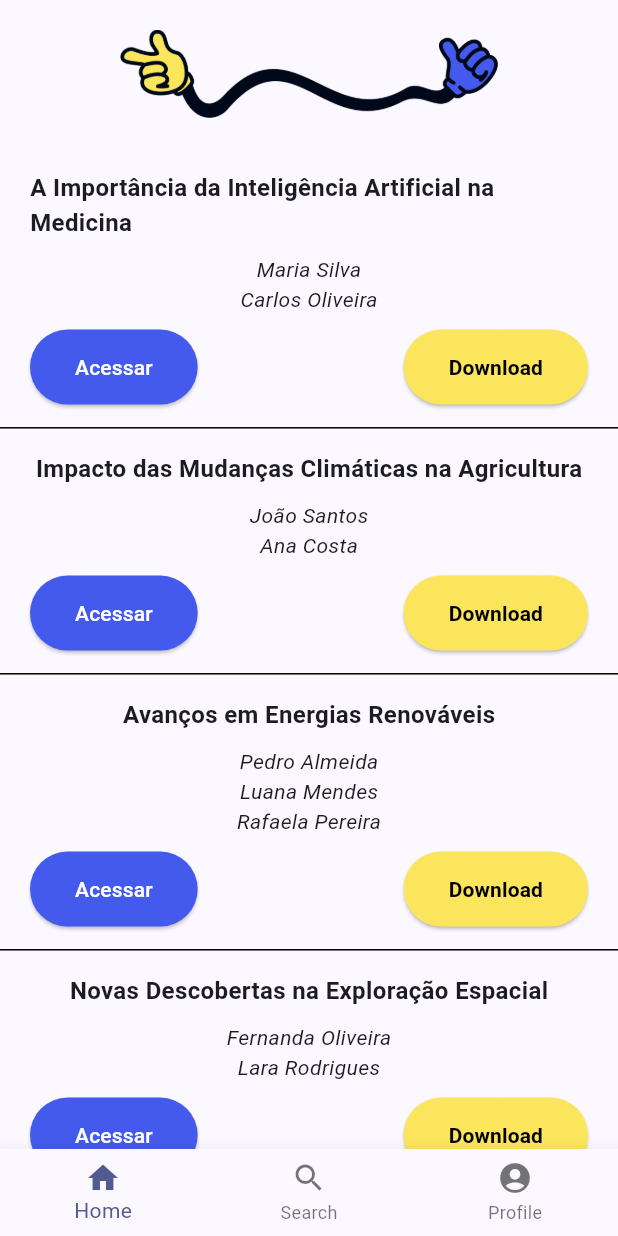
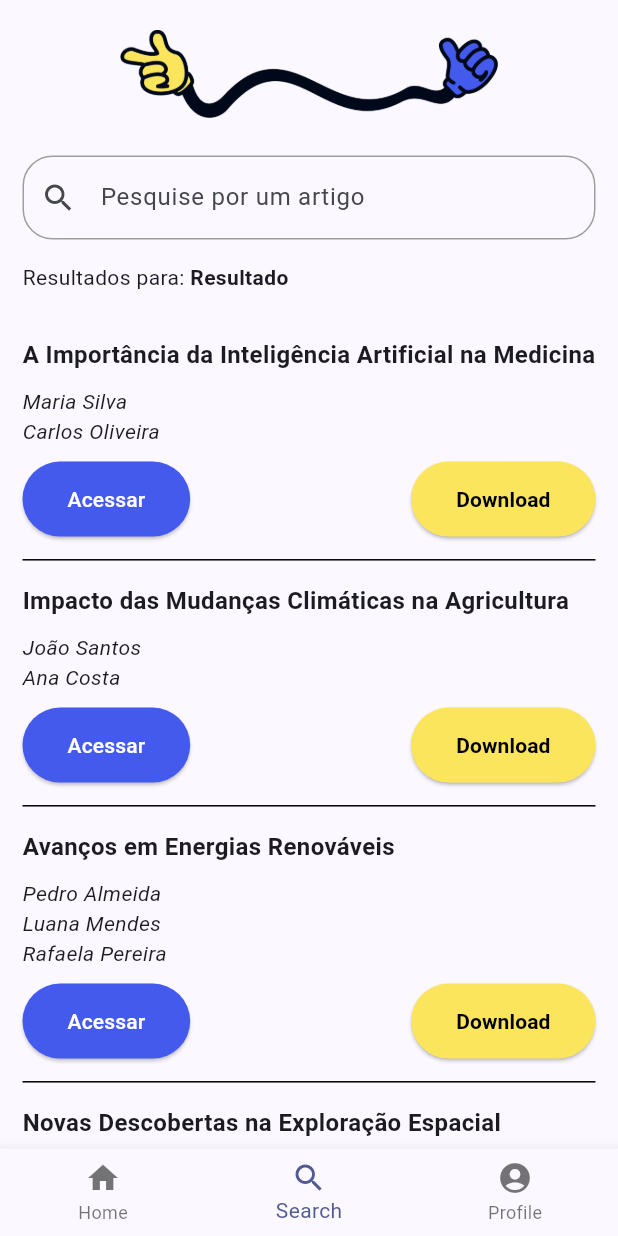
Before and after one commit to rafasandev/Uni_papers, a Flutter app: the MainPage screen opened by its route, on a phone screen of 412 x 824 dp. Run offline on Flutter 3.47's test engine with Material 3 defaults, Android fonts, the phone set to English and light mode, and no system bars.

Commit message:
tela e pesquisa feita

```diff
--- a/lib/models/components/article_widget.dart
+++ b/lib/models/components/article_widget.dart
@@ -21,10 +21,12 @@
           bottom: BorderSide(color: Colors.black),
         ),
       ),
-      padding: const EdgeInsets.fromLTRB(20, 15, 20, 15),
+      padding: const EdgeInsets.fromLTRB(0, 15, 0, 15),
       child: Column(
         children: [
-          Text(
+          Container(
+            width: double.infinity,
+            child: Text(
               widget.article.title,
               textAlign: TextAlign.left,
               style: const TextStyle(
@@ -32,16 +34,20 @@
                 fontSize: 16,
               ),
             ),
+          ),
           Padding(
             padding: const EdgeInsets.fromLTRB(0, 10, 0, 10),
             child: Column(
               children: [
                 for (var i = 0; i < widget.article.authorsName.length; i++)
-                  Text(
+                  Container(
+                    width: double.infinity,
+                    child: Text(
                       widget.article.authorsName[i],
                       textAlign: TextAlign.left,
                       style: const TextStyle(
                         fontStyle: FontStyle.italic,
+                      ),
                     ),
                   )
               ],
--- a/lib/models/entities/article.dart
+++ b/lib/models/entities/article.dart
@@ -9,3 +9,68 @@
     required this.authorsName,
   });
 }
+
+List<Article> fecthArticles() {
+  List<dynamic> data = [
+    {
+      "title": "A Importância da Inteligência Artificial na Medicina",
+      "releaseDate": "2023-05-10",
+      "authorsName": ["Maria Silva", "Carlos Oliveira"]
+    },
+    {
+      "title": "Impacto das Mudanças Climáticas na Agricultura",
+      "releaseDate": "2022-09-21",
+      "authorsName": ["João Santos", "Ana Costa"]
+    },
+    {
+      "title": "Avanços em Energias Renováveis",
+      "releaseDate": "2024-03-15",
+      "authorsName": ["Pedro Almeida", "Luana Mendes", "Rafaela Pereira"]
+    },
+    {
+      "title": "Novas Descobertas na Exploração Espacial",
+      "releaseDate": "2023-07-25",
+      "authorsName": ["Fernanda Oliveira", "Lara Rodrigues"]
+    },
+    {
+      "title": "Evolução das Tecnologias de Comunicação",
+      "releaseDate": "2024-01-18",
+      "authorsName": ["Daniel Silva", "Camila Sousa", "Gabriel Santos"]
+    },
+    {
+      "title": "A Era da Robótica: Desafios e Oportunidades",
+      "releaseDate": "2023-11-30",
+      "authorsName": ["Carolina Lima", "Antônio Alves"]
+    },
+    {
+      "title": "Inovações em Transporte Sustentável",
+      "releaseDate": "2022-10-07",
+      "authorsName": ["Laura Ferreira", "Ricardo Oliveira"]
+    },
+    {
+      "title": "Impacto da Inteligência Artificial na Indústria",
+      "releaseDate": "2023-08-11",
+      "authorsName": ["Luiz Santos", "Isabela Costa"]
+    },
+    {
+      "title": "Desenvolvimento de Medicamentos Personalizados",
+      "releaseDate": "2024-04-22",
+      "authorsName": ["Natália Pereira", "Pedro Almeida"]
+    },
+    {
+      "title": "Influência da Internet das Coisas na Sociedade",
+      "releaseDate": "2022-12-05",
+      "authorsName": ["Gustavo Lima", "Maria Silva"]
+    }
+  ];
+
+  List<Article> articles = data.map((item) {
+    return Article(
+      title: item['title'],
+      releaseDate: item['releaseDate'],
+      authorsName: List<String>.from(item['authorsName']),
+    );
+  }).toList();
+
+  return articles;
+}
--- a/lib/pages/home_page.dart
+++ b/lib/pages/home_page.dart
@@ -23,76 +23,18 @@
               padding: EdgeInsets.fromLTRB(80, 20, 80, 20),
               child: Image.asset("lib/images/onlyHandsLogo.png"),
             ),
-            for (var i = 0; i < articles.length; i++)
-              ArticleWidget(article: articles[i])
+            Padding(
+              padding: const EdgeInsets.fromLTRB(15, 5, 15, 5),
+              child: Column(
+                children: [
+                  for (var i = 0; i < articles.length; i++)
+                    ArticleWidget(article: articles[i])
+                ],
+              ),
+            ),
           ],
         ),
       ),
     );
   }
 }
-
-List<Article> fecthArticles() {
-  List<dynamic> data = [
-    {
-      "title": "A Importância da Inteligência Artificial na Medicina",
-      "releaseDate": "2023-05-10",
-      "authorsName": ["Maria Silva", "Carlos Oliveira"]
-    },
-    {
-      "title": "Impacto das Mudanças Climáticas na Agricultura",
-      "releaseDate": "2022-09-21",
-      "authorsName": ["João Santos", "Ana Costa"]
-    },
-    {
-      "title": "Avanços em Energias Renováveis",
-      "releaseDate": "2024-03-15",
-      "authorsName": ["Pedro Almeida", "Luana Mendes", "Rafaela Pereira"]
-    },
-    {
-      "title": "Novas Descobertas na Exploração Espacial",
-      "releaseDate": "2023-07-25",
-      "authorsName": ["Fernanda Oliveira", "Lara Rodrigues"]
-    },
-    {
-      "title": "Evolução das Tecnologias de Comunicação",
-      "releaseDate": "2024-01-18",
-      "authorsName": ["Daniel Silva", "Camila Sousa", "Gabriel Santos"]
-    },
-    {
-      "title": "A Era da Robótica: Desafios e Oportunidades",
-      "releaseDate": "2023-11-30",
-      "authorsName": ["Carolina Lima", "Antônio Alves"]
-    },
-    {
-      "title": "Inovações em Transporte Sustentável",
-      "releaseDate": "2022-10-07",
-      "authorsName": ["Laura Ferreira", "Ricardo Oliveira"]
-    },
-    {
-      "title": "Impacto da Inteligência Artificial na Indústria",
-      "releaseDate": "2023-08-11",
-      "authorsName": ["Luiz Santos", "Isabela Costa"]
-    },
-    {
-      "title": "Desenvolvimento de Medicamentos Personalizados",
-      "releaseDate": "2024-04-22",
-      "authorsName": ["Natália Pereira", "Pedro Almeida"]
-    },
-    {
-      "title": "Influência da Internet das Coisas na Sociedade",
-      "releaseDate": "2022-12-05",
-      "authorsName": ["Gustavo Lima", "Maria Silva"]
-    }
-  ];
-
-  List<Article> articles = data.map((item) {
-    return Article(
-      title: item['title'],
-      releaseDate: item['releaseDate'],
-      authorsName: List<String>.from(item['authorsName']),
-    );
-  }).toList();
-
-  return articles;
-}
--- a/lib/pages/main_page.dart
+++ b/lib/pages/main_page.dart
@@ -10,7 +10,7 @@
 }
 
 class _MainPageState extends State<MainPage> {
-  int _currentIndex = 0;
+  int _currentIndex = 1;
 
   static const List<Widget> _widgetOptions = <Widget>[
     HomePage(),
--- a/lib/pages/search_page.dart
+++ b/lib/pages/search_page.dart
@@ -2,6 +2,7 @@
 
 import 'package:flutter/material.dart';
 import 'package:unipapers_project/models/entities/article.dart';
+import 'package:unipapers_project/utils/colors.dart';
 
 import '../models/components/article_widget.dart';
 
@@ -13,6 +14,8 @@
 }
 
 class _SearchPageState extends State<SearchPage> {
+  List<Article> articles = fecthArticles();
+
   @override
   Widget build(BuildContext context) {
     return Scaffold(
@@ -23,6 +26,42 @@
               padding: EdgeInsets.fromLTRB(80, 20, 80, 20),
               child: Image.asset("lib/images/onlyHandsLogo.png"),
             ),
+            Padding(
+              padding: const EdgeInsets.fromLTRB(15, 5, 15, 5),
+              child: Column(
+                children: [
+                  TextField(
+                    decoration: InputDecoration(
+                        label: Text("Pesquise por um artigo"),
+                        prefixIcon: Icon(Icons.search),
+                        enabledBorder: OutlineInputBorder(
+                            borderRadius: BorderRadius.circular(20),
+                            borderSide: BorderSide(color: Colors.grey))),
+                  ),
+                  Container(
+                    width: double.infinity,
+                    padding: const EdgeInsets.fromLTRB(0, 15, 0, 15),
+                    child: Row(
+                      children: [
+                        Text(
+                          "Resultados para: ",
+                          textAlign: TextAlign.left,
+                        ),
+                        Text(
+                          "Resultado",
+                          textAlign: TextAlign.left,
+                          style: TextStyle(
+                            fontWeight: FontWeight.bold,
+                          ),
+                        ),
+                      ],
+                    ),
+                  ),
+                  for (var i = 0; i < articles.length; i++)
+                    ArticleWidget(article: articles[i])
+                ],
+              ),
+            )
           ],
         ),
       ),
```
Lines whose indentation alone changed are shown as unchanged.
